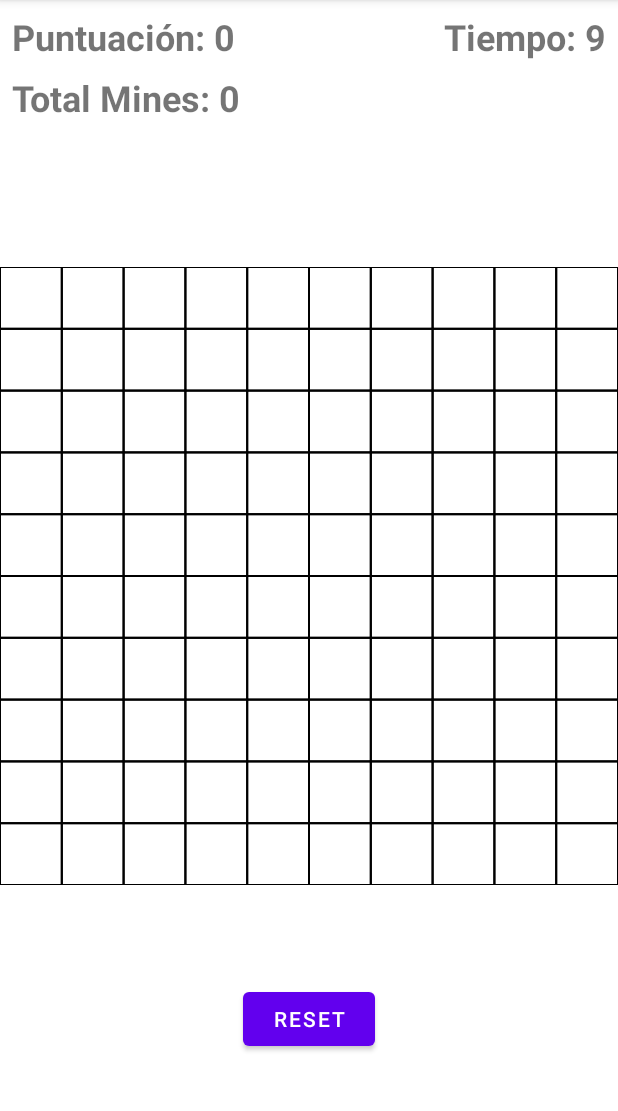
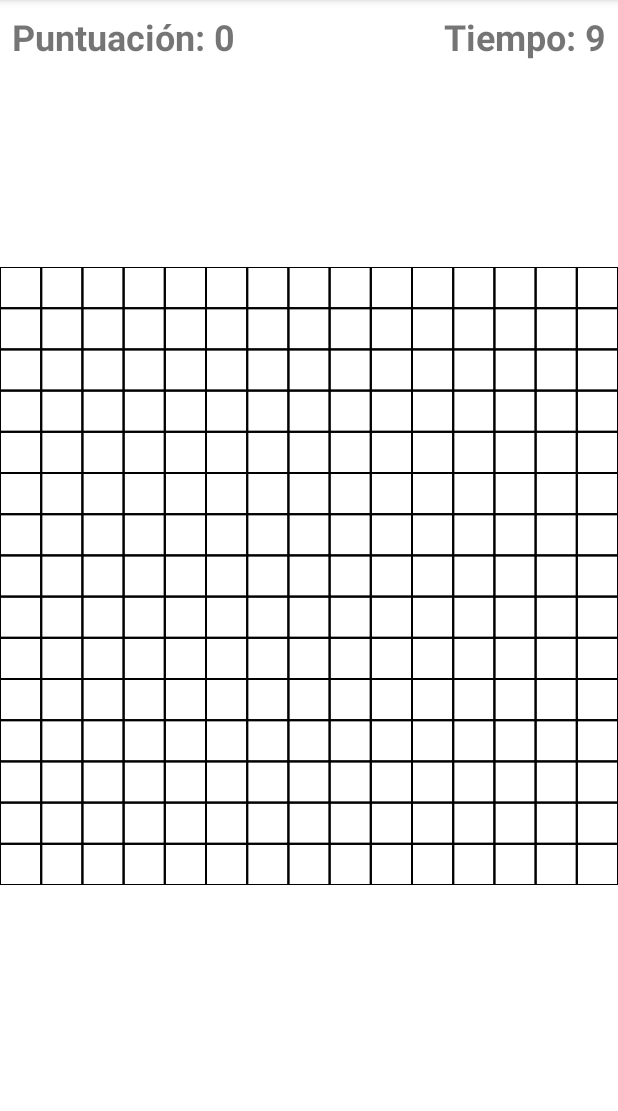
Before and after one commit to mundodigitalpro/Minesweeper_final, an Android app: the screen it shows after launch (MainActivity), on a phone screen of 412 x 824 dp, the part 84-1195 px from its top. Run offline under Robolectric (Android 15) with nearby library versions, the phone set to English and light mode, and no system bars.

Commit message:
Play new game on Swipe Refresh

```diff
--- a/app/build.gradle
+++ b/app/build.gradle
@@ -41,5 +41,5 @@ dependencies {
     testImplementation 'junit:junit:4.13.2'
     androidTestImplementation 'androidx.test.ext:junit:1.1.5'
     androidTestImplementation 'androidx.test.espresso:espresso-core:3.5.1'
-    implementation("io.appwrite:sdk-for-android:1.1.0")
+    implementation 'androidx.swiperefreshlayout:swiperefreshlayout:1.1.0'
 }
--- a/app/src/main/java/com/example/testapp/MainActivity.kt
+++ b/app/src/main/java/com/example/testapp/MainActivity.kt
@@ -2,57 +2,18 @@ package com.example.testapp
 
 import androidx.appcompat.app.AppCompatActivity
 import android.os.Bundle
-import android.view.View
-import android.widget.Button
 import android.widget.TextView
 import android.os.Handler
-/*
-
-class MainActivity : AppCompatActivity(), View.OnClickListener, MineSweeperView.OnScoreChangeListener {
-
-    private lateinit var mineSweeperView: MineSweeperView
-    private lateinit var resetButton: Button
-    private lateinit var scoreTextView: TextView
-
-    override fun onCreate(savedInstanceState: Bundle?) {
-        super.onCreate(savedInstanceState)
-        setContentView(R.layout.activity_main)
-
-        mineSweeperView = findViewById(R.id.mineSweeperView)
-        resetButton = findViewById(R.id.reset_button)
-        scoreTextView = findViewById(R.id.tvScore)
-
-        mineSweeperView.resetGame()
-        resetButton.setOnClickListener(this)
-
-        // Establecer el listener en lugar de scoreUpdateListener
-        mineSweeperView.setOnScoreChangeListener(this)
-    }
-
-    override fun onClick(view: View?) {
-        if (view == resetButton) {
-            mineSweeperView.resetGame()
-        }
-    }
-
-    // Implementa el método onScoreChanged() de la interfaz OnScoreChangeListener
-    override fun onScoreChanged(score: Int) {
-        scoreTextView.text = "Score: $score"
-    }
-}
-*/
-
-
-class MainActivity : AppCompatActivity(), View.OnClickListener, MineSweeperView.OnScoreChangeListener, MineSweeperView.OnGameEndListener {
+import androidx.swiperefreshlayout.widget.SwipeRefreshLayout
+class MainActivity : AppCompatActivity(), MineSweeperView.OnScoreChangeListener, MineSweeperView.OnGameEndListener {
 
 
     private lateinit var mineSweeperView: MineSweeperView
-    private lateinit var resetButton: Button
+    private lateinit var swipeRefreshLayout: SwipeRefreshLayout
     private lateinit var scoreTextView: TextView
     private lateinit var timerTextView: TextView
     private var elapsedTime = 0
     private var isTimerRunning = false
-
     private val timerHandler = Handler()
 
     private val timerRunnable = object : Runnable {
@@ -68,14 +29,15 @@ class MainActivity : AppCompatActivity(), View.OnClickListener, MineSweeperView.
         setContentView(R.layout.activity_main)
 
         mineSweeperView = findViewById(R.id.mineSweeperView)
-        resetButton = findViewById(R.id.reset_button)
+        swipeRefreshLayout = findViewById(R.id.swipeRefreshLayout)
+
         scoreTextView = findViewById(R.id.tvScore)
         timerTextView = findViewById(R.id.tvTimer)
 
-
-
-        mineSweeperView.resetGame()
-        resetButton.setOnClickListener(this)
+        swipeRefreshLayout.setOnRefreshListener {
+            resetGame()
+            swipeRefreshLayout.isRefreshing = false
+        }
 
         // Establecer el listener en lugar de scoreUpdateListener
         mineSweeperView.setOnScoreChangeListener(this)
@@ -86,18 +48,17 @@ class MainActivity : AppCompatActivity(), View.OnClickListener, MineSweeperView.
         }
 
         mineSweeperView.setOnGameEndListener(this)
-
     }
 
-    override fun onClick(view: View?) {
-        if (view == resetButton) {
+    private fun resetGame() {
         mineSweeperView.resetGame()
+        mineSweeperView.invalidate()// Forzar el redibujado de la pantalla del tablero
+
         elapsedTime = 0
         timerTextView.text = "Tiempo: $elapsedTime"
         if (!isTimerRunning) {
             timerHandler.post(timerRunnable)
             isTimerRunning = true
-            }
         }
     }
 
--- a/app/src/main/java/com/example/testapp/MineSweeperView.kt
+++ b/app/src/main/java/com/example/testapp/MineSweeperView.kt
@@ -14,8 +14,8 @@ import android.view.GestureDetector.SimpleOnGestureListener
 
 class MineSweeperView(context: Context, attrs: AttributeSet?) : View(context, attrs){
 
-    private var boardWidth = 10
-    private var boardHeight = 10
+    private var boardWidth = 15
+    private var boardHeight = 15
     private var mineCount = 10
 
     private lateinit var cells: Array<Array<Cell>>
@@ -71,6 +71,7 @@ class MineSweeperView(context: Context, attrs: AttributeSet?) : View(context, at
     init {
         isFocusable = true
         isFocusableInTouchMode = true
+        generateBoard() // Initialize the cells property
     }
 
     private val gestureDetector = GestureDetector(context, object : SimpleOnGestureListener() {
@@ -100,24 +101,6 @@ class MineSweeperView(context: Context, attrs: AttributeSet?) : View(context, at
         }
     })
 
-
-/*    override fun onSizeChanged(w: Int, h: Int, oldw: Int, oldh: Int) {
-        super.onSizeChanged(w, h, oldw, oldh)
-        bitmapMine = Bitmap.createBitmap(
-            min(width, height) / boardWidth,
-            min(width, height) / boardHeight,
-            Bitmap.Config.ARGB_8888
-        )
-        bitmapFlag = Bitmap.createBitmap(
-            min(width, height) / boardWidth,
-            min(width, height) / boardHeight,
-            Bitmap.Config.ARGB_8888
-        )
-        val canvasMine = Canvas(bitmapMine!!)
-        val canvasFlag = Canvas(bitmapFlag!!)
-        canvasMine.drawColor(Color.RED)
-        canvasFlag.drawColor(Color.YELLOW)
-    }*/
    override fun onSizeChanged(w: Int, h: Int, oldw: Int, oldh: Int) {
        super.onSizeChanged(w, h, oldw, oldh)
        val cellSize = min(width, height) / boardWidth
@@ -163,14 +146,6 @@ class MineSweeperView(context: Context, attrs: AttributeSet?) : View(context, at
                                 paintCell
                             )
 
-/*                            if (cell.mineCount > 0) {
-                                drawText(
-                                    cell.mineCount.toString(),
-                                    (x * cellWidth) + (cellWidth / 2),
-                                    (y * cellHeight) + (cellHeight / 2) - (paintText.ascent() + paintText.descent()) / 2,
-                                    paintText
-                                )
-                            }*/
                             if (cell.mineCount > 0) {
                                 val paint = when (cell.mineCount) {
                                     1 -> paintTextBlue
@@ -225,32 +200,6 @@ class MineSweeperView(context: Context, attrs: AttributeSet?) : View(context, at
         return true
     }
 
-
-/*    private fun revealCell(x: Int, y: Int) {
-        val cell = cells[x][y]
-        if (cell.isMine) {
-            // Game over
-            cells.forEach { row ->
-                row.forEach { c ->
-                    c.isRevealed = true
-                }
-            }
-            invalidate()
-        } else {
-            cell.isRevealed = true
-            if (cell.mineCount == 0) {
-                // Reveal adjacent cells
-                for (xx in x - 1..x + 1) {
-                    for (yy in y - 1..y + 1) {
-                        if (xx in 0 until boardWidth && yy in 0 until boardHeight && !cells[xx][yy].isRevealed) {
-                            revealCell(xx, yy)
-                        }
-                    }
-                }
-            }
-            invalidate()
-        }
-    }*/
 
     private fun revealCell(x: Int, y: Int) {
         val cell = cells[x][y]
--- a/app/src/main/res/layout/activity_main.xml
+++ b/app/src/main/res/layout/activity_main.xml
@@ -1,9 +1,15 @@
 <?xml version="1.0" encoding="utf-8"?>
-<androidx.constraintlayout.widget.ConstraintLayout
+<androidx.swiperefreshlayout.widget.SwipeRefreshLayout
     xmlns:android="http://schemas.android.com/apk/res/android"
     xmlns:app="http://schemas.android.com/apk/res-auto"
+    android:id="@+id/swipeRefreshLayout"
     android:layout_width="match_parent"
     android:layout_height="match_parent">
+
+    <androidx.constraintlayout.widget.ConstraintLayout
+        android:layout_width="match_parent"
+        android:layout_height="match_parent">
+
         <TextView
             android:id="@+id/tvScore"
             android:layout_width="wrap_content"
@@ -13,16 +19,6 @@
             android:textStyle="bold"
             android:layout_margin="8dp"
             app:layout_constraintTop_toTopOf="parent"
-        app:layout_constraintStart_toStartOf="parent" />
-    <TextView
-        android:id="@+id/tvTotalMines"
-        android:layout_width="wrap_content"
-        android:layout_height="wrap_content"
-        android:text="Total Mines: 0"
-        android:textSize="24sp"
-        android:textStyle="bold"
-        android:layout_margin="8dp"
-        app:layout_constraintTop_toBottomOf="@+id/tvScore"
             app:layout_constraintStart_toStartOf="parent" />
 
         <TextView
@@ -36,7 +32,6 @@
             app:layout_constraintTop_toTopOf="parent"
             app:layout_constraintEnd_toEndOf="parent" />
 
-
         <com.example.testapp.MineSweeperView
             android:id="@+id/mineSweeperView"
             android:layout_width="0dp"
@@ -46,15 +41,6 @@
             app:layout_constraintEnd_toEndOf="parent"
             app:layout_constraintStart_toStartOf="parent"
             app:layout_constraintTop_toTopOf="parent"/>
-    <Button
-        android:id="@+id/reset_button"
-        android:layout_width="wrap_content"
-        android:layout_height="wrap_content"
-        android:text="Reset"
-        app:layout_constraintBottom_toBottomOf="parent"
-        app:layout_constraintEnd_toEndOf="parent"
-        app:layout_constraintHorizontal_bias="0.5"
-        app:layout_constraintStart_toStartOf="parent"
-        app:layout_constraintTop_toBottomOf="@+id/mineSweeperView" />
 
     </androidx.constraintlayout.widget.ConstraintLayout>
+</androidx.swiperefreshlayout.widget.SwipeRefreshLayout>
```
Lines whose indentation alone changed are shown as unchanged.
